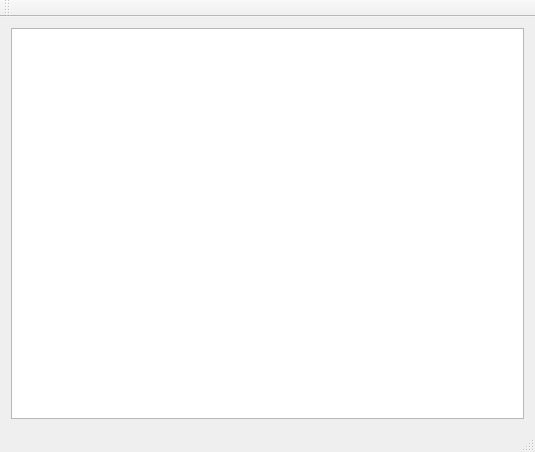
The window that mainwindow.ui (Alexey-N-Chernyshov/AntAlgorithm) describes before a commit, drawn with Qt 5.
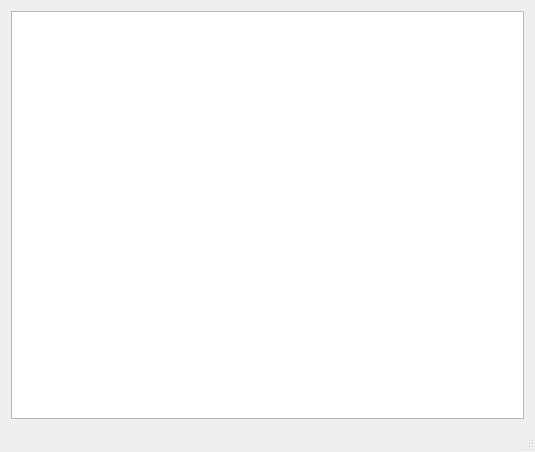
The same window after the commit.

Commit message: tool bar bug fixed

What changed in the file:
```diff
--- a/mainwindow.ui
+++ b/mainwindow.ui
@@ -34,17 +34,6 @@
    </property>
   </widget>
   <widget class="QStatusBar" name="statusBar"/>
-  <widget class="QToolBar" name="toolBar">
-   <property name="windowTitle">
-    <string>toolBar</string>
-   </property>
-   <attribute name="toolBarArea">
-    <enum>TopToolBarArea</enum>
-   </attribute>
-   <attribute name="toolBarBreak">
-    <bool>false</bool>
-   </attribute>
-  </widget>
  </widget>
  <layoutdefault spacing="6" margin="11"/>
  <resources/>
```
The commit also changes 1 other file.
